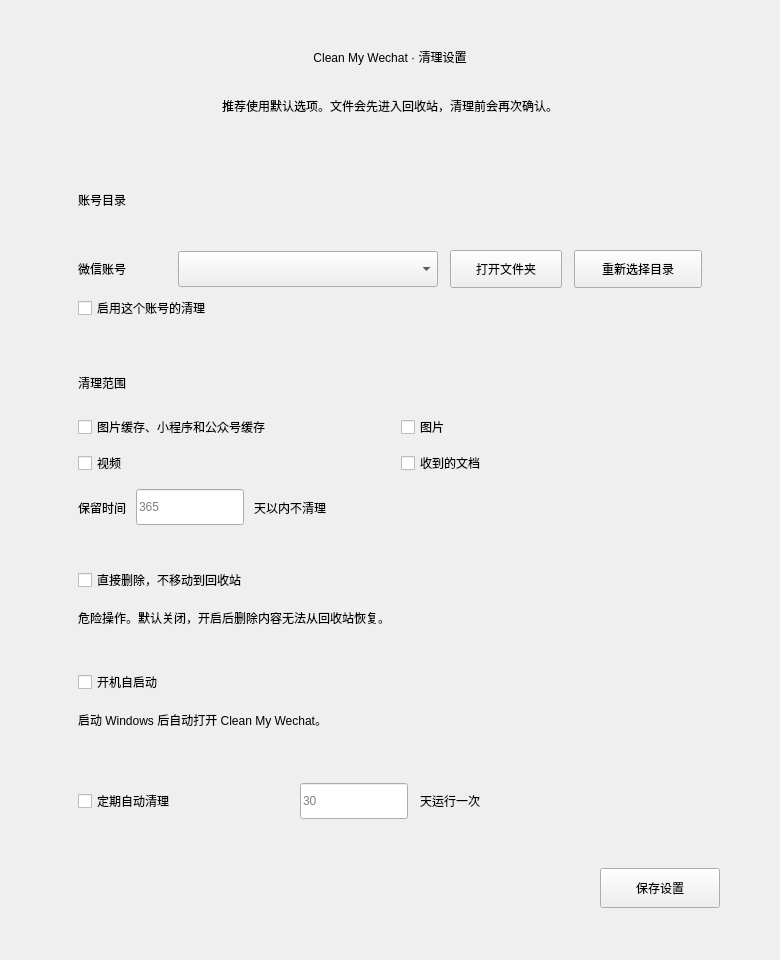
Above: images/config.ui from blackboxo/CleanMyWechat before the change. Below: the same form after it.
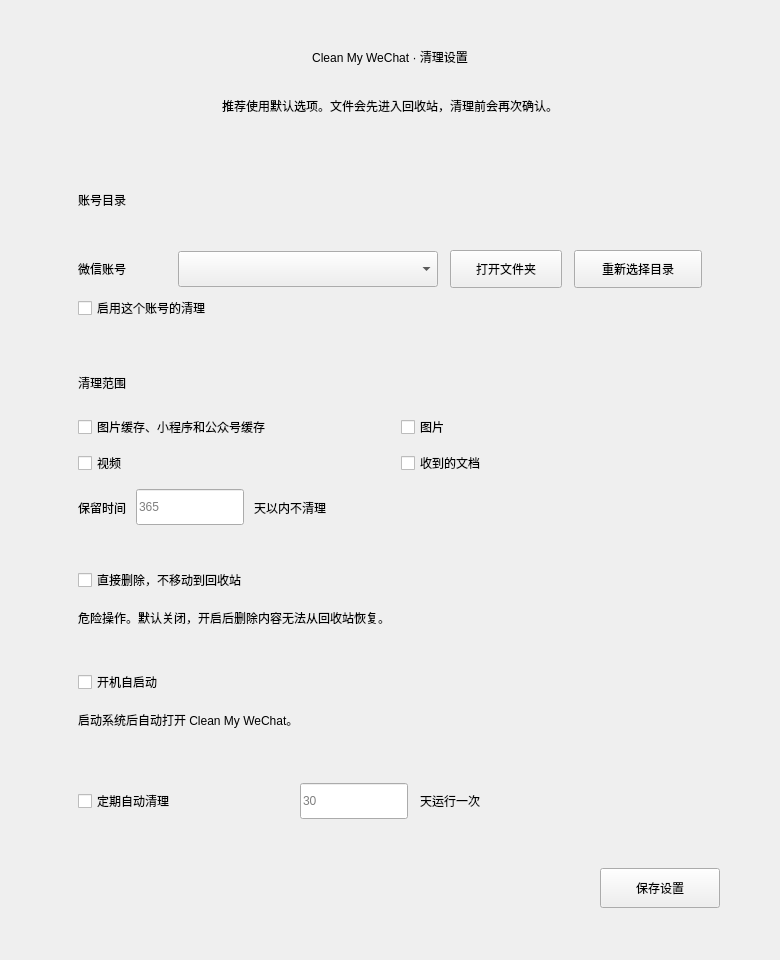
That is the form after the change. Icons and pictures are not drawn.

Commit message:
Enhance macOS support and UI consistency
- Added support for macOS WeChat data directories.
- Improved application configuration with proper icon and organization name.
- Updated UI elements for consistent branding across the application.
- Enhanced error handling for opening local paths.
- Updated README to reflect macOS support and download links.

Patch:
```diff
--- a/images/config.ui
+++ b/images/config.ui
@@ -171,7 +171,7 @@
        <item>
         <widget class="QLabel" name="label">
          <property name="text">
-          <string>Clean My Wechat · 清理设置</string>
+          <string>Clean My WeChat · 清理设置</string>
          </property>
          <property name="alignment">
           <set>Qt::AlignCenter</set>
@@ -530,7 +530,7 @@
           <item>
            <widget class="QLabel" name="startupHint">
             <property name="text">
-             <string>启动 Windows 后自动打开 Clean My Wechat。</string>
+             <string>启动系统后自动打开 Clean My WeChat。</string>
             </property>
             <property name="class" stdset="0">
              <string>sectionHint</string>
```
The commit also changes 6 other files.
